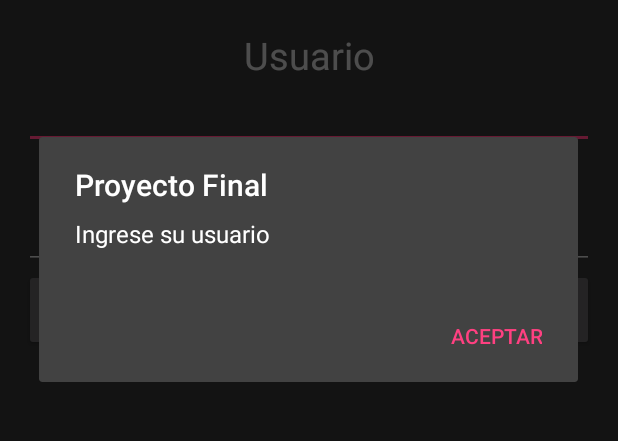
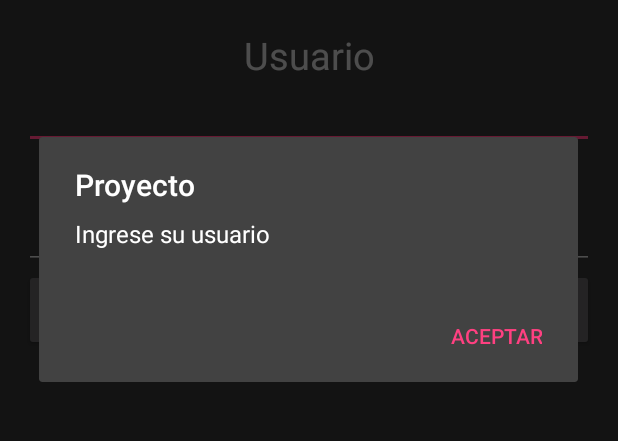
Before and after one commit to jquispe87/CursoAndroidProyectoFinalJunio2016, an Android app: the LoginActivity screen opened directly, with no data from a screen before it, after a tap on "INGRESAR", on a phone screen of 412 x 824 dp, the part 358-799 px from its top. Run offline under Robolectric (Android 15) with nearby library versions, the phone set to English and light mode, and no system bars.

Commit message:
SE ACTUALIZO ARCHIVOS

```diff
--- a/proyecto/src/main/java/pe/cibertec/proyecto/LoginActivity.java
+++ b/proyecto/src/main/java/pe/cibertec/proyecto/LoginActivity.java
@@ -43,17 +43,20 @@ public class LoginActivity extends AppCompatActivity {
                 return;
             }
 
+
             IngresarSecond();
         }
     };
 
     private void IngresarSecond() {
         Intent intent = new Intent(LoginActivity.this, PrincipalClienteActivity.class);
+
         startActivity(intent);
+
         finish();
     }
 
     private void setMesage(String mesage) {
-        new AlertDialog.Builder(LoginActivity.this).setTitle("Proyecto Final").setMessage(mesage).setNegativeButton("Aceptar", null).show();
+        new AlertDialog.Builder(LoginActivity.this).setTitle("Proyecto").setMessage(mesage).setNegativeButton("Aceptar", null).show();
     }
 }
```
